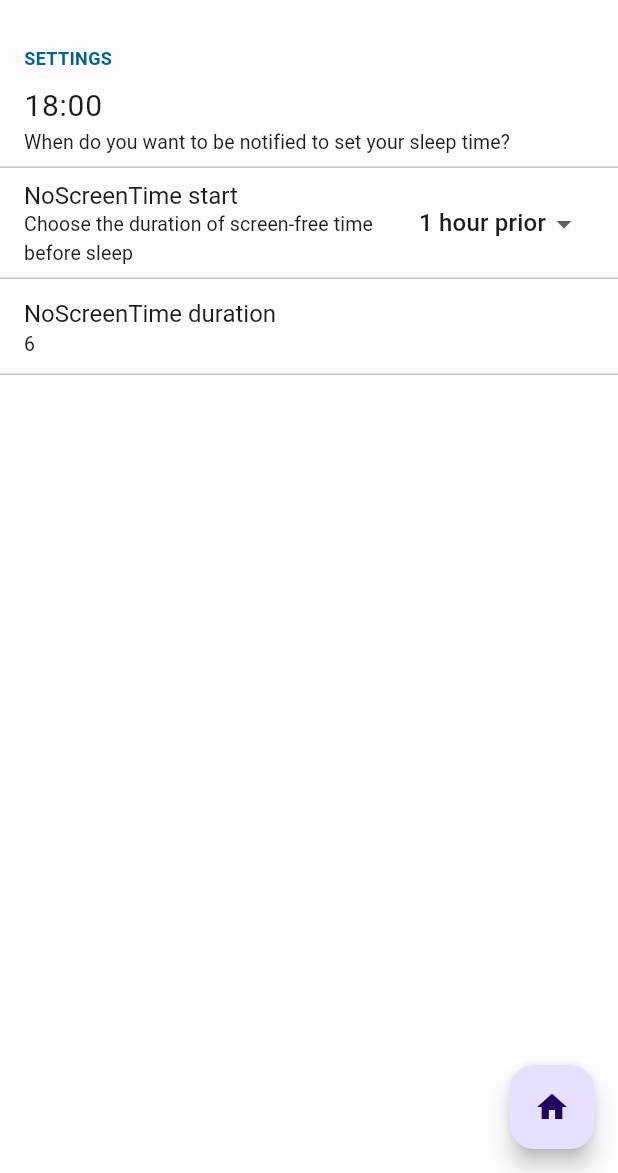
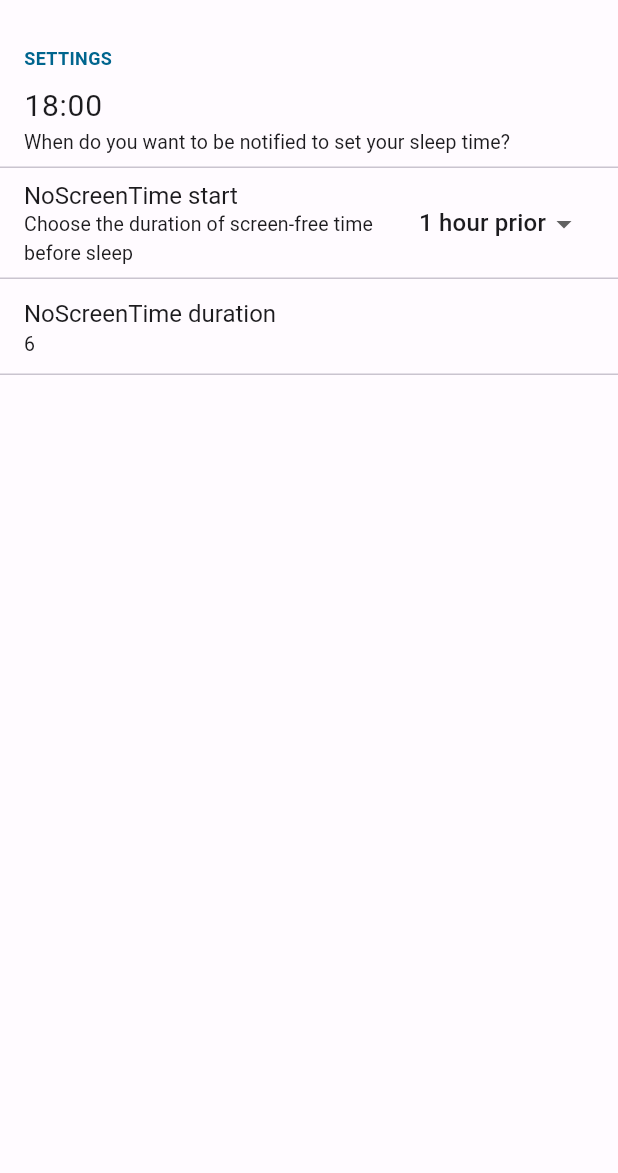
Before and after one commit to maltegwde/NoScreenBeforeSleep, a Flutter app: the screen it shows after launch, after a tap on the "settings" icon, on a phone screen of 412 x 824 dp, the part 63-1236 px from its top. Run offline on Flutter 3.47's test engine with Material 2 defaults, Android fonts, the light colour scheme and no system bars; drawn by our look-alikes of flutter_settings_screens; our stand-ins replace flutter_local_notifications, hive, rxdart, shared_preferences, timezone; missing offline and left inert: app_usage, workmanager; accounts and stored records are empty.

Commit message:
last commit before rename

```diff
--- a/lib/MySettings.dart
+++ b/lib/MySettings.dart
@@ -7,7 +7,7 @@ class MySettings {
   MySettings._internal() {}
 
   TimeOfDay reminderTime = TimeOfDay(hour: 18, minute: 0);
-  Duration? noScreenTimeStart;
+  TimeOfDay? noScreenTimeStart;
   Duration? noScreenTimeDuration;
 
   TimeOfDay? selectedSleepTime;
@@ -33,7 +33,10 @@ class MySettings {
     String hours = reminderTime.hour.toString();
     String minutes = reminderTime.minute.toString();
 
-    // 11:0 -> 11:00
+    // 7:0 -> 07:00
+    if (reminderTime.hour.toString().length == 1) {
+      hours = "0$hours";
+    }
     if (reminderTime.minute.toString().length == 1) {
       minutes = "0$minutes";
     }
--- a/lib/main.dart
+++ b/lib/main.dart
@@ -1,6 +1,11 @@
+import 'dart:io';
+
 import 'package:flutter/material.dart';
+import 'package:flutter_settings_screens/flutter_settings_screens.dart';
+import 'package:path_provider/path_provider.dart';
+import 'package:workmanager/workmanager.dart';
 
-import 'package:flutter_settings_screens/flutter_settings_screens.dart';
+import 'package:no_screen_before_sleep/MySettings.dart';
 import 'package:no_screen_before_sleep/pages/MyHomePage.dart';
 import 'package:no_screen_before_sleep/pages/SettingsView.dart';
 import 'package:no_screen_before_sleep/pages/SleepTimeSelect.dart';
@@ -34,25 +39,26 @@ Future<void> main() async {
   NotificationService notificationService = NotificationService();
   notificationService.initializePlatformNotifications();
 
+  MySettings settings = MySettings();
+  await settings.loadValues();
+
   // daily notification at 6pm
   notificationService.scheduleDailyLocalNotification(
       id: 12,
       title: "Set your sleep time!",
       body: "When will you go to sleep?",
       payload: "SetSleepTime",
-      notificationTime: TimeOfDay(hour: 17, minute: 31));
+      notificationTime: settings.reminderTime);
 
   await initSettings();
 
   runApp(MyApp());
 }
 
-Future<ValueNotifier<Color>> initSettings() async {
+Future<void> initSettings() async {
   await Settings.init(
     cacheProvider: SharePreferenceCache(),
   );
-  final _accentColor = ValueNotifier(Colors.blueAccent);
-  return _accentColor;
 }
 
 class MyApp extends StatelessWidget {
--- a/lib/pages/SettingsView.dart
+++ b/lib/pages/SettingsView.dart
@@ -6,8 +6,6 @@ import 'package:no_screen_before_sleep/MySettings.dart';
 import 'package:shared_preferences/shared_preferences.dart';
 
 class SettingsView extends StatefulWidget {
-  MySettings tmp = MySettings();
-
   SettingsView({super.key, settings});
 
   @override
@@ -17,13 +15,13 @@ class SettingsView extends StatefulWidget {
 class _SettingsViewState extends State<SettingsView> {
   MySettings settings = MySettings();
 
-  String reminder_time = "Loading...";
+  String str_reminder_time = "Loading...";
 
   Future<void> loadReminderTime() async {
     await settings.loadValues();
 
     setState(() {
-      reminder_time = settings.getReminderTime();
+      str_reminder_time = settings.getReminderTime();
     });
   }
 
@@ -47,20 +45,15 @@ class _SettingsViewState extends State<SettingsView> {
       await loadReminderTime();
 
       setState(() {
-        //settings.reminderTime = selectedTime;
-        reminder_time = "${selectedTime.hour}:${selectedTime.minute}";
-        //loadReminderTime();
+        str_reminder_time = selectedTime.format(context);
       });
 
-      print('Selected time: ${selectedTime.hour}:${selectedTime.minute}');
+      print('Selected time: $str_reminder_time');
       print("Writing $selectedTime to cache");
 
       SharedPreferences prefs = await SharedPreferences.getInstance();
-
-      String selectedTimeToString =
-          "${selectedTime.hour}:${selectedTime.minute}";
-
-      prefs.setString("reminder-time", selectedTimeToString);
+      prefs.setString("reminder-time",
+          str_reminder_time); // ensure, that reminder time is formatted correctly
     }
 
     return selectedTime;
@@ -76,7 +69,7 @@ class _SettingsViewState extends State<SettingsView> {
             title: 'Settings',
             children: <Widget>[
               SimpleSettingsTile(
-                title: reminder_time,
+                title: str_reminder_time,
                 titleTextStyle: TextStyle(fontSize: 20),
                 subtitle:
                     'When do you want to be notified to set your sleep time?',
@@ -124,8 +117,6 @@ class _SettingsViewState extends State<SettingsView> {
           ),
         ],
       ),
-      floatingActionButton: FloatingActionButton(
-          onPressed: openHomePage, child: Icon(Icons.home)),
     );
   }
 }
--- a/lib/pages/SleepTimeSelect.dart
+++ b/lib/pages/SleepTimeSelect.dart
@@ -53,7 +53,7 @@ class _SleepTimeSelectState extends State<SleepTimeSelect> {
 
   @override
   Widget build(BuildContext context) {
-    String textViewContent = "By which time\n   do you plan\n     to sleep?";
+    String textViewContent = "By which time do you plan to sleep?";
 
     if (widget.launchedFromNotification) {
       textViewContent =
@@ -71,11 +71,12 @@ class _SleepTimeSelectState extends State<SleepTimeSelect> {
               mainAxisAlignment: MainAxisAlignment.spaceEvenly,
               children: [
                 Container(
-                    margin: const EdgeInsets.only(top: 80),
+                    margin: const EdgeInsets.only(top: 80, left: 80, right: 80),
                     alignment: Alignment.center,
                     child: Text(
                       textViewContent,
                       textScaleFactor: 2.8,
+                      textAlign: TextAlign.center,
                     )),
                 Container(
                     margin: const EdgeInsets.only(bottom: 150),
```
